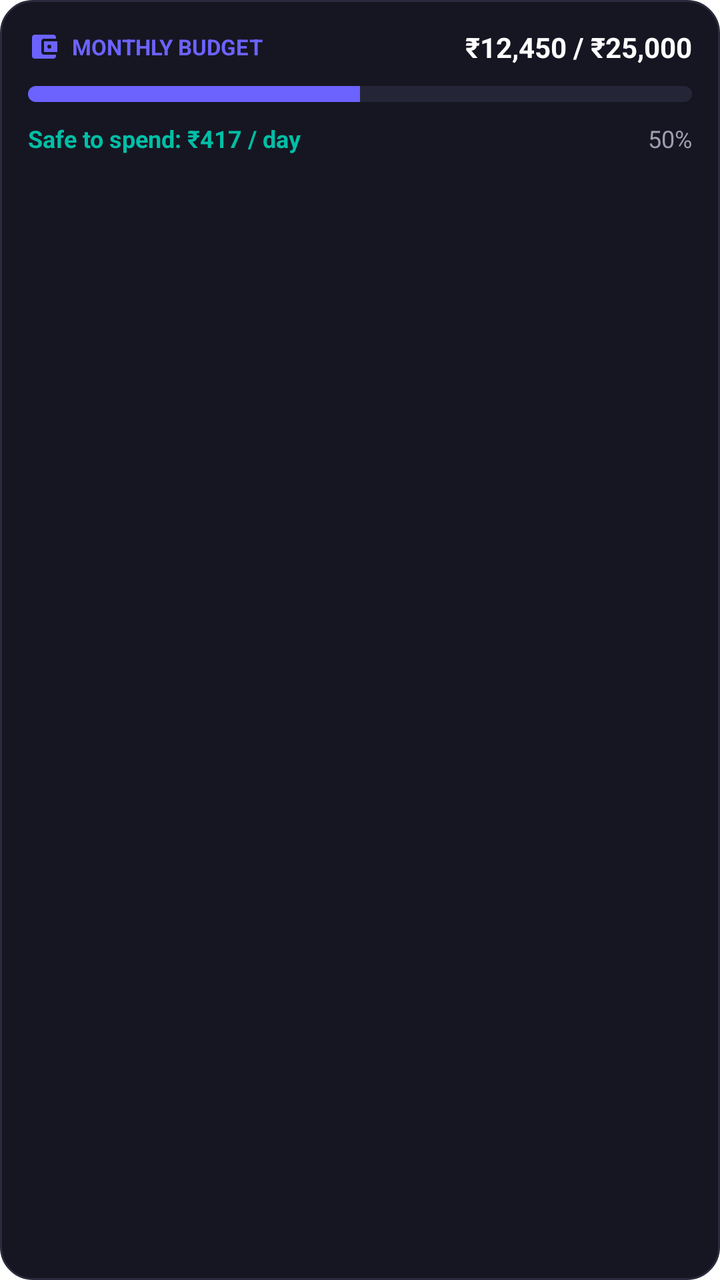
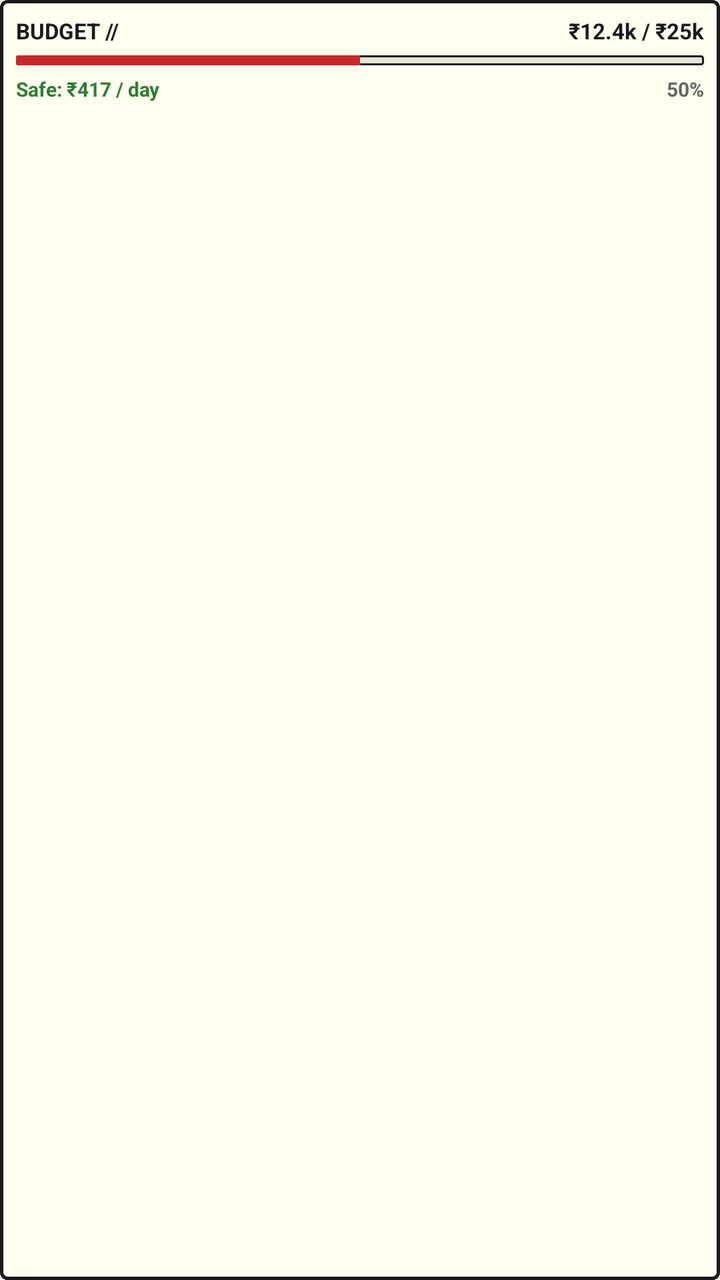

An Android layout rendered at two revisions. The XML below is the earlier revision; the diff shows what the commit changed to produce the second picture.
<!-- AndroidManifest.xml: fallback theme Theme.MaterialComponents.DayNight.NoActionBar -->
<!-- res/layout/widget_budget.xml -->
<?xml version="1.0" encoding="utf-8"?>
<LinearLayout xmlns:android="http://schemas.android.com/apk/res/android"
    android:id="@+id/widget_budget_container"
    android:layout_width="match_parent"
    android:layout_height="match_parent"
    android:background="@drawable/widget_background"
    android:orientation="vertical"
    android:padding="14dp">

    
    <LinearLayout
        android:layout_width="match_parent"
        android:layout_height="wrap_content"
        android:gravity="center_vertical"
        android:orientation="horizontal">

        <ImageView
            android:layout_width="16dp"
            android:layout_height="16dp"
            android:src="@drawable/ic_widget_budget" />

        <TextView
            android:id="@+id/budget_widget_title"
            android:layout_width="0dp"
            android:layout_height="wrap_content"
            android:layout_marginStart="6dp"
            android:layout_weight="1"
            android:text="MONTHLY BUDGET"
            android:textColor="#6C63FF"
            android:textSize="11sp"
            android:textStyle="bold" />

        <TextView
            android:id="@+id/budget_widget_spent"
            android:layout_width="wrap_content"
            android:layout_height="wrap_content"
            android:text="₹12,450 / ₹25,000"
            android:textColor="#FFFFFF"
            android:textSize="14sp"
            android:textStyle="bold" />
    </LinearLayout>

    
    <ProgressBar
        android:id="@+id/budget_widget_progress"
        style="?android:attr/progressBarStyleHorizontal"
        android:layout_width="match_parent"
        android:layout_height="8dp"
        android:layout_marginTop="10dp"
        android:layout_marginBottom="10dp"
        android:max="100"
        android:progress="50"
        android:progressDrawable="@drawable/widget_progress_purple" />

    
    <LinearLayout
        android:layout_width="match_parent"
        android:layout_height="wrap_content"
        android:gravity="center_vertical"
        android:orientation="horizontal">

        <TextView
            android:id="@+id/budget_widget_safe_to_spend"
            android:layout_width="0dp"
            android:layout_height="wrap_content"
            android:layout_weight="1"
            android:text="Safe to spend: ₹417 / day"
            android:textColor="#00BFA6"
            android:textSize="12sp"
            android:textStyle="bold" />

        <TextView
            android:id="@+id/budget_widget_percent"
            android:layout_width="wrap_content"
            android:layout_height="wrap_content"
            android:text="50%"
            android:textColor="#9E9EB0"
            android:textSize="12sp" />
    </LinearLayout>
</LinearLayout>
<!-- resources referenced by this layout -->
<resources>
  <!-- drawable ic_widget_budget (drawable) -->
  <vector xmlns:android="http://schemas.android.com/apk/res/android"
      android:width="48dp"
      android:height="48dp"
      android:viewportWidth="24"
      android:viewportHeight="24">
    <path
        android:fillColor="#6C63FF"
        android:pathData="M21,18v1c0,1.1 -0.9,2 -2,2H5c-1.11,0 -2,-0.9 -2,-2V5c0,-1.1 0.89,-2 2,-2h14c1.1,0 2,0.9 2,2v1h-9c-1.11,0 -2,0.9 -2,2v8c0,1.1 0.89,2 2,2h9zm-9,-2h10V8H12v8zm4,-2.5c-0.83,0 -1.5,-0.67 -1.5,-1.5s0.67,-1.5 1.5,-1.5 1.5,0.67 1.5,1.5 -0.67,1.5 -1.5,1.5z"/>
  </vector>
  <!-- drawable widget_background (drawable) -->
  <?xml version="1.0" encoding="utf-8"?>
  <shape xmlns:android="http://schemas.android.com/apk/res/android"
      android:shape="rectangle">
      <solid android:color="#161622" />
      <corners android:radius="16dp" />
      <stroke
          android:width="1dp"
          android:color="#2A2A3C" />
  </shape>
  <!-- drawable widget_progress_purple (drawable) -->
  <?xml version="1.0" encoding="utf-8"?>
  <layer-list xmlns:android="http://schemas.android.com/apk/res/android">
      <item android:id="@android:id/background">
          <shape>
              <corners android:radius="6dp" />
              <solid android:color="#252538" />
          </shape>
      </item>
      <item android:id="@android:id/progress">
          <clip>
              <shape>
                  <corners android:radius="6dp" />
                  <solid android:color="#6C63FF" />
              </shape>
          </clip>
      </item>
  </layer-list>
</resources>

<!-- the commit's change to res/layout/widget_budget.xml (unified diff, before → after) -->
@@ -5,7 +5,7 @@
     android:layout_height="match_parent"
     android:background="@drawable/widget_background"
     android:orientation="vertical"
-    android:padding="14dp">
+    android:padding="8dp">
 
     
     <LinearLayout
@@ -14,19 +14,13 @@
         android:gravity="center_vertical"
         android:orientation="horizontal">
 
-        <ImageView
-            android:layout_width="16dp"
-            android:layout_height="16dp"
-            android:src="@drawable/ic_widget_budget" />
-
         <TextView
             android:id="@+id/budget_widget_title"
             android:layout_width="0dp"
             android:layout_height="wrap_content"
-            android:layout_marginStart="6dp"
             android:layout_weight="1"
-            android:text="MONTHLY BUDGET"
-            android:textColor="#6C63FF"
+            android:text="BUDGET //"
+            android:textColor="#1A1A1A"
             android:textSize="11sp"
             android:textStyle="bold" />
 
@@ -34,9 +28,9 @@
             android:id="@+id/budget_widget_spent"
             android:layout_width="wrap_content"
             android:layout_height="wrap_content"
-            android:text="₹12,450 / ₹25,000"
-            android:textColor="#FFFFFF"
-            android:textSize="14sp"
+            android:text="₹12.4k / ₹25k"
+            android:textColor="#1A1A1A"
+            android:textSize="11sp"
             android:textStyle="bold" />
     </LinearLayout>
 
@@ -45,9 +39,9 @@
         android:id="@+id/budget_widget_progress"
         style="?android:attr/progressBarStyleHorizontal"
         android:layout_width="match_parent"
-        android:layout_height="8dp"
-        android:layout_marginTop="10dp"
-        android:layout_marginBottom="10dp"
+        android:layout_height="5dp"
+        android:layout_marginTop="5dp"
+        android:layout_marginBottom="5dp"
         android:max="100"
         android:progress="50"
         android:progressDrawable="@drawable/widget_progress_purple" />
@@ -64,9 +58,11 @@
             android:layout_width="0dp"
             android:layout_height="wrap_content"
             android:layout_weight="1"
-            android:text="Safe to spend: ₹417 / day"
-            android:textColor="#00BFA6"
-            android:textSize="12sp"
+            android:ellipsize="end"
+            android:maxLines="1"
+            android:text="Safe: ₹417 / day"
+            android:textColor="#2E7D32"
+            android:textSize="10sp"
             android:textStyle="bold" />
 
         <TextView
@@ -74,7 +70,8 @@
             android:layout_width="wrap_content"
             android:layout_height="wrap_content"
             android:text="50%"
-            android:textColor="#9E9EB0"
-            android:textSize="12sp" />
+            android:textColor="#666666"
+            android:textSize="10sp"
+            android:textStyle="bold" />
     </LinearLayout>
 </LinearLayout>
<!-- resource entries referenced after the edit -->
@@ -1,39 +1,32 @@
 <!-- resources referenced by this layout -->
 <resources>
-  <!-- drawable ic_widget_budget (drawable) -->
-  <vector xmlns:android="http://schemas.android.com/apk/res/android"
-      android:width="48dp"
-      android:height="48dp"
-      android:viewportWidth="24"
-      android:viewportHeight="24">
-    <path
-        android:fillColor="#6C63FF"
-        android:pathData="M21,18v1c0,1.1 -0.9,2 -2,2H5c-1.11,0 -2,-0.9 -2,-2V5c0,-1.1 0.89,-2 2,-2h14c1.1,0 2,0.9 2,2v1h-9c-1.11,0 -2,0.9 -2,2v8c0,1.1 0.89,2 2,2h9zm-9,-2h10V8H12v8zm4,-2.5c-0.83,0 -1.5,-0.67 -1.5,-1.5s0.67,-1.5 1.5,-1.5 1.5,0.67 1.5,1.5 -0.67,1.5 -1.5,1.5z"/>
-  </vector>
   <!-- drawable widget_background (drawable) -->
   <?xml version="1.0" encoding="utf-8"?>
   <shape xmlns:android="http://schemas.android.com/apk/res/android"
       android:shape="rectangle">
-      <solid android:color="#161622" />
-      <corners android:radius="16dp" />
+      <solid android:color="#FFFEEF" />
+      <corners android:radius="3dp" />
       <stroke
-          android:width="1dp"
-          android:color="#2A2A3C" />
+          android:width="1.5dp"
+          android:color="#1A1A1A" />
   </shape>
   <!-- drawable widget_progress_purple (drawable) -->
   <?xml version="1.0" encoding="utf-8"?>
   <layer-list xmlns:android="http://schemas.android.com/apk/res/android">
       <item android:id="@android:id/background">
           <shape>
-              <corners android:radius="6dp" />
-              <solid android:color="#252538" />
+              <corners android:radius="1dp" />
+              <solid android:color="#E8E4D5" />
+              <stroke
+                  android:width="1dp"
+                  android:color="#1A1A1A" />
           </shape>
       </item>
       <item android:id="@android:id/progress">
           <clip>
               <shape>
-                  <corners android:radius="6dp" />
-                  <solid android:color="#6C63FF" />
+                  <corners android:radius="1dp" />
+                  <solid android:color="#C62828" />
               </shape>
           </clip>
       </item>
